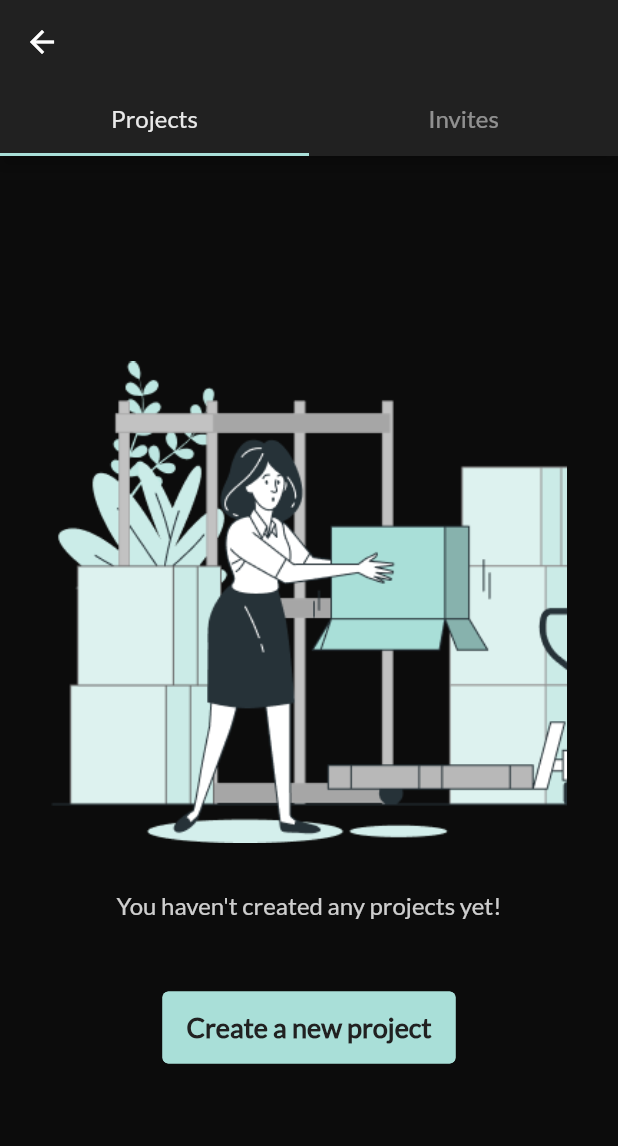
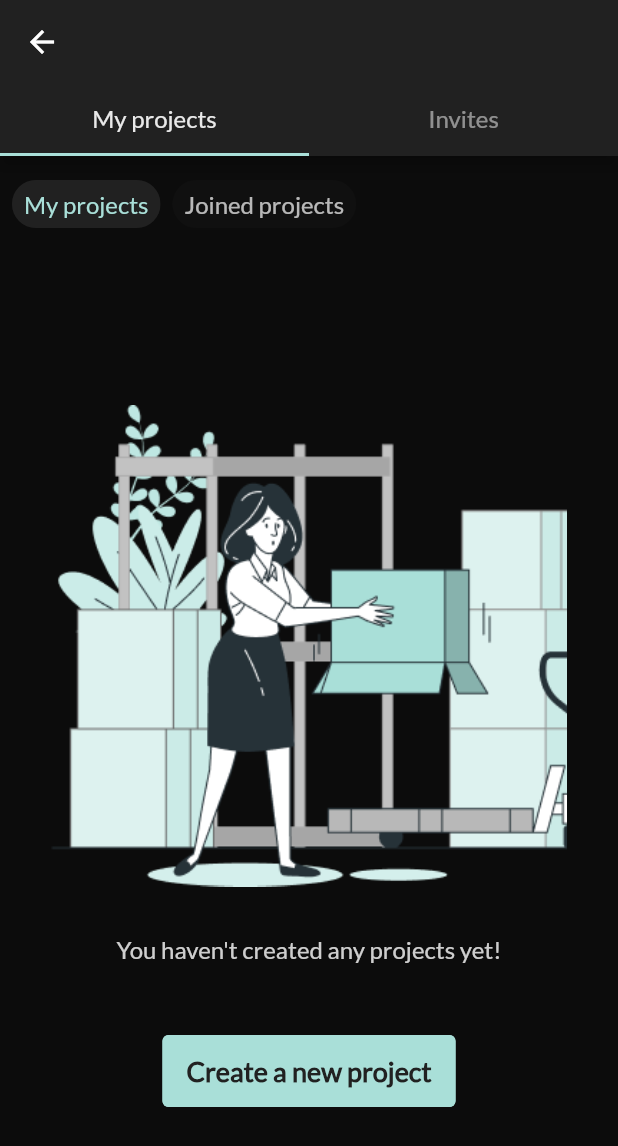
Before and after one commit to Thrauk/union, a Flutter app: the ProjectsAndInvitesPage screen opened directly, after a tap on "Create a new project", on a phone screen of 412 x 824 dp. Shown: the top 1146 px of the screen. Run offline on Flutter 3.47's test engine with Material 2 defaults, Android fonts, the phone set to English and light mode, and no system bars; our stand-ins replace bloc, bubble, cached_network_image, cloud_firestore, dots_indicator, equatable and 12 more; missing offline and left inert: flow_builder, flutter_cached_pdfview; accounts and stored records are empty; statements that could not run were skipped.

Commit message:
feat: added user joined/owned projects pages

```diff
--- a/lib/src/repository/firestore/firebase_project_repository/firebase_project_repository.dart
+++ b/lib/src/repository/firestore/firebase_project_repository/firebase_project_repository.dart
@@ -59,7 +59,6 @@ class FirebaseProjectRepository {
 
       final String ownerName = data!['displayName'] != null ? data['displayName'] as String : '';
       final String ownerPhoto = data['photo'] != null ? data['photo'] as String : '';
-      print('Ownername $ownerName');
       return <String, String>{'owner_name': ownerName, 'owner_photo': ownerPhoto};
     } catch (e) {
       print('getProjectUserDetails $e');
@@ -78,29 +77,13 @@ class FirebaseProjectRepository {
     return Project.empty;
   }
 
-  Future<List<Project>> getProjectsByUid(String uid) async {
-    final List<Project> projects = List<Project>.empty(growable: true);
-    final Map<String, dynamic>? projectsData;
-    final List<String> projectsIds;
-    try {
-      projectsData = (await firestoreUserInstance.doc(uid).get()).data();
-
-      projectsIds = (projectsData!['projects_ids'] as List<dynamic>).map((el) => el as String).toList();
-      print(projectsIds);
-      for (final String id in projectsIds) {
-        final Project? project = await getProjectById(id);
-        if (project != null) {
-          projects.add(project);
-        }
-      }
-    } catch (e) {
-      print('getProjectsByUid $e');
-    }
-    return projects;
+  Future<List<Project>> getOwnedProjectsByUid(String uid) async {
+    final QuerySnapshot<Map<String, dynamic>> query = await firestoreProjectsCollection.where('owner_id', isEqualTo: uid).get();
+    return _userProjectFromQuery(query);
   }
 
-  Future<List<Project>> getQueryProjectsByUid(String uid) async {
-    final QuerySnapshot<Map<String, dynamic>> query = await firestoreProjectsCollection.where('owner_id', isEqualTo: uid).get();
+  Future<List<Project>> getJoinedProjectsByUid(String uid) async {
+    final QuerySnapshot<Map<String, dynamic>> query = await firestoreProjectsCollection.where('members_uid', arrayContains: uid).where('owner_id', isNotEqualTo: uid).get();
     return _userProjectFromQuery(query);
   }
 
--- a/lib/src/screens/project/projects_and_invites/view/projects_and_invites.dart
+++ b/lib/src/screens/project/projects_and_invites/view/projects_and_invites.dart
@@ -3,7 +3,7 @@ import 'package:flutter/material.dart';
 import 'package:flutter_bloc/flutter_bloc.dart';
 import 'package:union_app/src/screens/app/app.dart';
 import 'package:union_app/src/screens/project/projects_invites/view/projects_invites_page.dart';
-import 'package:union_app/src/screens/project/user_projects/user_projects.dart';
+import 'package:union_app/src/screens/project/user_projects/view/user_projects_page.dart';
 import 'package:union_app/src/theme.dart';
 
 class ProjectsAndInvitesPage extends StatelessWidget {
@@ -29,7 +29,7 @@ class ProjectsAndInvitesPage extends StatelessWidget {
               unselectedLabelColor: AppColors.white05,
               labelStyle: AppStyles.textStyleBody,
               tabs: <Widget>[
-                Tab(text: 'Projects'),
+                Tab(text: 'My projects'),
                 Tab(text: 'Invites'),
               ],
             ),
--- /dev/null
+++ b/lib/src/screens/project/user_projects/bloc/user_projects_bloc.dart
@@ -0,0 +1,47 @@
+import 'dart:async';
+
+import 'package:equatable/equatable.dart';
+import 'package:flutter/material.dart';
+import 'package:flutter_bloc/flutter_bloc.dart';
+import 'package:meta/meta.dart';
+import 'package:union_app/src/models/models.dart';
+import 'package:union_app/src/repository/firestore/firestore.dart';
+
+part 'user_projects_page_event.dart';
+
+part 'user_projects_state.dart';
+
+class UserProjectsBloc extends Bloc<UserProjectsEvent, UserProjectsState> {
+  UserProjectsBloc(this._projectRepository) : super(const UserProjectsState()) {
+    on<GetProjects>(_getProjects);
+    on<ProjectTypeChanged>(_onProjectTypeChanged);
+  }
+
+  final FirebaseProjectRepository _projectRepository;
+
+  Future<void> _getProjects(GetProjects event, Emitter<UserProjectsState> emit) async {
+    emit(state.copyWith(status: PageStatus.loading));
+    try {
+      List<Project> projects = [];
+      switch (state.projectType) {
+        case ProjectType.OWNED:
+          projects = await _projectRepository.getOwnedProjectsByUid(event.uid);
+          break;
+        case ProjectType.JOINED:
+          projects = await _projectRepository.getJoinedProjectsByUid(event.uid);
+          break;
+        case ProjectType.ALL:
+          break;
+      }
+      emit(state.copyWith(projects: projects, status: PageStatus.success, projectType: event.projectType));
+    } catch (e) {
+      print('_getProjects $e');
+      emit(state.copyWith(status: PageStatus.failed));
+    }
+  }
+
+  FutureOr<void> _onProjectTypeChanged(ProjectTypeChanged event, Emitter<UserProjectsState> emit) {
+    emit(state.copyWith(projectType: event.projectType));
+    add(GetProjects(event.uid, event.projectType));
+  }
+}
--- a/lib/src/screens/project/user_projects/bloc/user_projects_page_bloc.dart
+++ /dev/null
@@ -1,34 +0,0 @@
-import 'dart:async';
-
-import 'package:equatable/equatable.dart';
-import 'package:flutter_bloc/flutter_bloc.dart';
-import 'package:meta/meta.dart';
-import 'package:union_app/src/models/models.dart';
-import 'package:union_app/src/repository/firestore/firestore.dart';
-
-part 'user_projects_page_event.dart';
-
-part 'user_projects_page_state.dart';
-
-class UserProjectsPageBloc
-    extends Bloc<UserProjectsPageEvent, UserProjectsPageState> {
-  UserProjectsPageBloc(this._projectRepository)
-      : super(const UserProjectsPageState()) {
-    on<GetProjects>(_getProjects);
-  }
-
-  final FirebaseProjectRepository _projectRepository;
-
-  Future<void> _getProjects(
-      GetProjects event, Emitter<UserProjectsPageState> emit) async {
-    emit(state.copyWith(status: PageStatus.loading));
-    try {
-      final List<Project> projects =
-          await _projectRepository.getProjectsByUid(event.uid);
-      emit(state.copyWith(projects: projects, status: PageStatus.success));
-    } catch (e) {
-      print('_getProjects $e');
-      emit(state.copyWith(status: PageStatus.failed));
-    }
-  }
-}
--- a/lib/src/screens/project/user_projects/bloc/user_projects_page_event.dart
+++ b/lib/src/screens/project/user_projects/bloc/user_projects_page_event.dart
@@ -1,10 +1,18 @@
-part of 'user_projects_page_bloc.dart';
+part of 'user_projects_bloc.dart';
 
 @immutable
-abstract class UserProjectsPageEvent {}
+abstract class UserProjectsEvent {}
 
-class GetProjects extends UserProjectsPageEvent {
-  GetProjects(this.uid);
+class GetProjects extends UserProjectsEvent {
+  GetProjects(this.uid, this.projectType);
 
   final String uid;
+  final ProjectType projectType;
 }
+
+class ProjectTypeChanged extends UserProjectsEvent {
+  ProjectTypeChanged(this.projectType, this.uid);
+
+  final ProjectType projectType;
+  final String uid;
+}
--- a/lib/src/screens/project/user_projects/bloc/user_projects_page_state.dart
+++ /dev/null
@@ -1,24 +0,0 @@
-part of 'user_projects_page_bloc.dart';
-
-enum PageStatus { initial, loading, success, failed }
-
-class UserProjectsPageState extends Equatable {
-  const UserProjectsPageState(
-      {this.projects = const <Project>[], this.status = PageStatus.initial});
-
-  final List<Project> projects;
-  final PageStatus status;
-
-  UserProjectsPageState copyWith({
-    List<Project>? projects,
-    PageStatus? status,
-  }) {
-    return UserProjectsPageState(
-      projects: projects ?? this.projects,
-      status: status ?? this.status,
-    );
-  }
-
-  @override
-  List<Object?> get props => [projects, status];
-}
--- /dev/null
+++ b/lib/src/screens/project/user_projects/bloc/user_projects_state.dart
@@ -0,0 +1,24 @@
+part of 'user_projects_bloc.dart';
+
+enum PageStatus { initial, loading, success, failed }
+enum ProjectType { OWNED, JOINED, ALL }
+
+class UserProjectsState extends Equatable {
+  const UserProjectsState(
+      {this.projects = const <Project>[], this.status = PageStatus.initial, this.projectType = ProjectType.OWNED});
+
+  final List<Project> projects;
+  final ProjectType projectType;
+  final PageStatus status;
+
+  UserProjectsState copyWith({List<Project>? projects, PageStatus? status, ProjectType? projectType}) {
+    return UserProjectsState(
+      projects: projects ?? this.projects,
+      status: status ?? this.status,
+      projectType: projectType ?? this.projectType,
+    );
+  }
+
+  @override
+  List<Object?> get props => <Object?>[projects, status, projectType];
+}
--- a/lib/src/screens/project/user_projects/user_projects.dart
+++ /dev/null
@@ -1,2 +0,0 @@
-export 'bloc/user_projects_page_bloc.dart';
-export 'view/user_projects_page.dart';
--- a/lib/src/screens/project/user_projects/view/user_projects_page.dart
+++ b/lib/src/screens/project/user_projects/view/user_projects_page.dart
@@ -5,7 +5,8 @@ import 'package:flutter/material.dart';
 import 'package:flutter_bloc/flutter_bloc.dart';
 import 'package:union_app/src/repository/firestore/firestore.dart';
 import 'package:union_app/src/screens/project/create_project/create_project.dart';
-import 'package:union_app/src/screens/project/user_projects/bloc/user_projects_page_bloc.dart';
+import 'package:union_app/src/screens/project/user_projects/bloc/user_projects_bloc.dart';
+import 'package:union_app/src/screens/project/user_projects/widgets/choose_project_type_buttons.dart';
 import 'package:union_app/src/screens/project/widgets/project_item_widget/view/project_item_widget.dart';
 import 'package:union_app/src/screens/widgets/exceptions/empty_page_widget.dart';
 import 'package:union_app/src/screens/widgets/widgets.dart';
@@ -18,9 +19,9 @@ class UserProjectsPage extends StatelessWidget {
   @override
   Widget build(BuildContext context) {
     return Scaffold(
-      body: BlocProvider<UserProjectsPageBloc>(
+      body: BlocProvider<UserProjectsBloc>(
         child: _UserProjectsPage(uid: uid),
-        create: (_) => UserProjectsPageBloc(FirebaseProjectRepository())..add(GetProjects(uid)),
+        create: (_) => UserProjectsBloc(FirebaseProjectRepository())..add(GetProjects(uid, ProjectType.OWNED)),
       ),
     );
   }
@@ -33,15 +34,19 @@ class _UserProjectsPage extends StatelessWidget {
 
   @override
   Widget build(BuildContext context) {
-    return BlocBuilder<UserProjectsPageBloc, UserProjectsPageState>(
-      buildWhen: (UserProjectsPageState previous, UserProjectsPageState current) {
-        return previous.projects != current.projects;
+    return BlocBuilder<UserProjectsBloc, UserProjectsState>(
+      buildWhen: (UserProjectsState previous, UserProjectsState current) {
+        return previous.projects != current.projects ||
+            previous.projectType != current.projectType ||
+            previous.status != current.status;
       },
-      builder: (BuildContext context, UserProjectsPageState state) {
+      builder: (BuildContext context, UserProjectsState state) {
         return Column(
           children: <Widget>[
-            const SizedBox(
-              height: 6,
+            ChooseProjectTypeWidget(
+              projectType: state.projectType,
+              myProjectsPressed: () => context.read<UserProjectsBloc>().add(ProjectTypeChanged(ProjectType.OWNED, uid)),
+              joinedProjectsPressed: () => context.read<UserProjectsBloc>().add(ProjectTypeChanged(ProjectType.JOINED, uid)),
             ),
             state.status == PageStatus.loading || state.status == PageStatus.initial
                 ? const Center(
--- /dev/null
+++ b/lib/src/screens/project/user_projects/widgets/choose_project_type_buttons.dart
@@ -0,0 +1,61 @@
+import 'package:flutter/cupertino.dart';
+import 'package:flutter/material.dart';
+import 'package:union_app/src/screens/project/user_projects/bloc/user_projects_bloc.dart';
+import 'package:union_app/src/theme.dart';
+
+class ChooseProjectTypeWidget extends StatelessWidget {
+  const ChooseProjectTypeWidget(
+      {Key? key,
+      required ProjectType projectType,
+      required Function() myProjectsPressed,
+      required Function() joinedProjectsPressed})
+      : _projectType = projectType,
+        _myProjectsPressed = myProjectsPressed,
+        _joinedProjectsPressed = joinedProjectsPressed,
+        super(key: key);
+
+  final ProjectType _projectType;
+  final Function() _myProjectsPressed;
+  final Function() _joinedProjectsPressed;
+
+  @override
+  Widget build(BuildContext context) {
+    return Padding(
+      padding: const EdgeInsets.all(8.0),
+      child: Row(
+        children: <Widget>[
+          GestureDetector(
+            onTap: () => _myProjectsPressed(),
+            child: Chip(
+              label: Text(
+                'My projects',
+                style: TextStyle(
+                  fontSize: 16,
+                  fontFamily: 'Lato',
+                  color: _projectType == ProjectType.OWNED ? AppColors.primaryColor : AppColors.white07,
+                ),
+              ),
+              labelPadding: const EdgeInsets.symmetric(vertical: 0, horizontal: 4),
+              backgroundColor: _projectType == ProjectType.OWNED ? AppColors.backgroundLight : null,
+            ),
+          ),
+          const SizedBox(width: 8),
+          GestureDetector(
+            onTap: () => _joinedProjectsPressed(),
+            child: Chip(
+              label: Text(
+                'Joined projects',
+                style: TextStyle(
+                    fontSize: 16,
+                    fontFamily: 'Lato',
+                    color: _projectType == ProjectType.JOINED ? AppColors.primaryColor : AppColors.white07),
+              ),
+              labelPadding: const EdgeInsets.symmetric(vertical: 0, horizontal: 4),
+              backgroundColor: _projectType == ProjectType.JOINED ? AppColors.backgroundLight : null,
+            ),
+          ),
+        ],
+      ),
+    );
+  }
+}
--- a/lib/src/screens/project/widgets/members_widget/bloc/project_members_bloc.dart
+++ b/lib/src/screens/project/widgets/members_widget/bloc/project_members_bloc.dart
@@ -25,7 +25,6 @@ class ProjectMembersBloc extends Bloc<ProjectMembersEvent, ProjectMembersState>
       final List<FullUser> users = state.users.toList();
 
       users.removeWhere((FullUser element) => element.id == event.userId);
-      print("users $users ");
       emit(state.copyWith(users: users));
     } catch (e) {
       print('_deleteMemberPressed $e');
--- a/lib/src/screens/user_profile/profile/widgets/projects/bloc/project_list_bloc.dart
+++ b/lib/src/screens/user_profile/profile/widgets/projects/bloc/project_list_bloc.dart
@@ -7,23 +7,24 @@ import 'package:union_app/src/models/project/project.dart';
 import 'package:union_app/src/repository/firestore/firestore.dart';
 
 part 'project_list_event.dart';
+
 part 'project_list_state.dart';
 
 class ProjectListBloc extends Bloc<ProjectListEvent, ProjectListState> {
-  ProjectListBloc({required String uid}) : _uid = uid, super(const ProjectListState()) {
+  ProjectListBloc({required String uid})
+      : _uid = uid,
+        super(const ProjectListState()) {
     on<Initialize>(_onInitialize);
   }
+
   final String _uid;
   final FirebaseProjectRepository _firebaseProjectRepository = FirebaseProjectRepository();
-  //final FirebaseUserRepository _firebaseUserRepository = FirebaseUserRepository();
 
   Future<void> _onInitialize(Initialize event, Emitter<ProjectListState> emit) async {
-    final List<Project> projectList = await _firebaseProjectRepository.getQueryProjectsByUid(_uid);
+    final List<Project> projectList = await _firebaseProjectRepository.getOwnedProjectsByUid(_uid);
     projectList.removeWhere((Project project) => project.organizationId != '');
-    //final FullUser user = await _firebaseUserRepository.getFullUserByUid(_uid);
-    emit(state.copyWith(projectList: projectList, loaded: true),
+    emit(
+      state.copyWith(projectList: projectList, loaded: true),
     );
   }
-
-
 }
```
